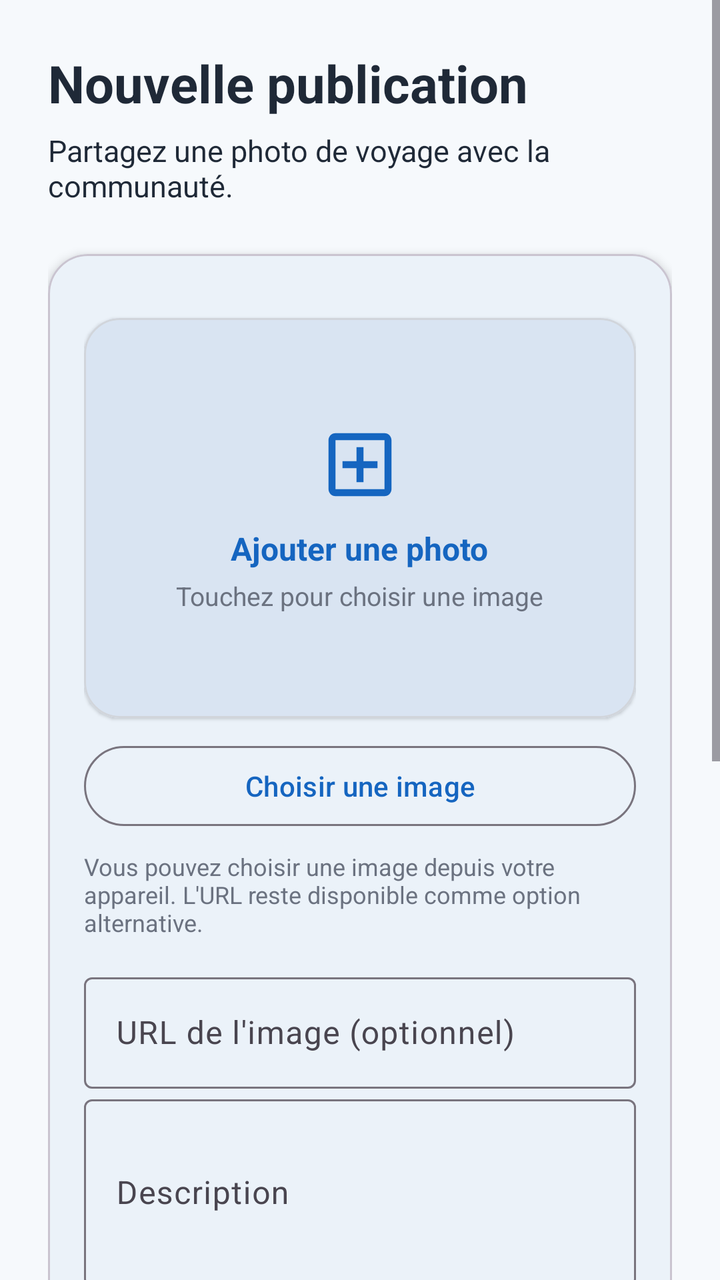
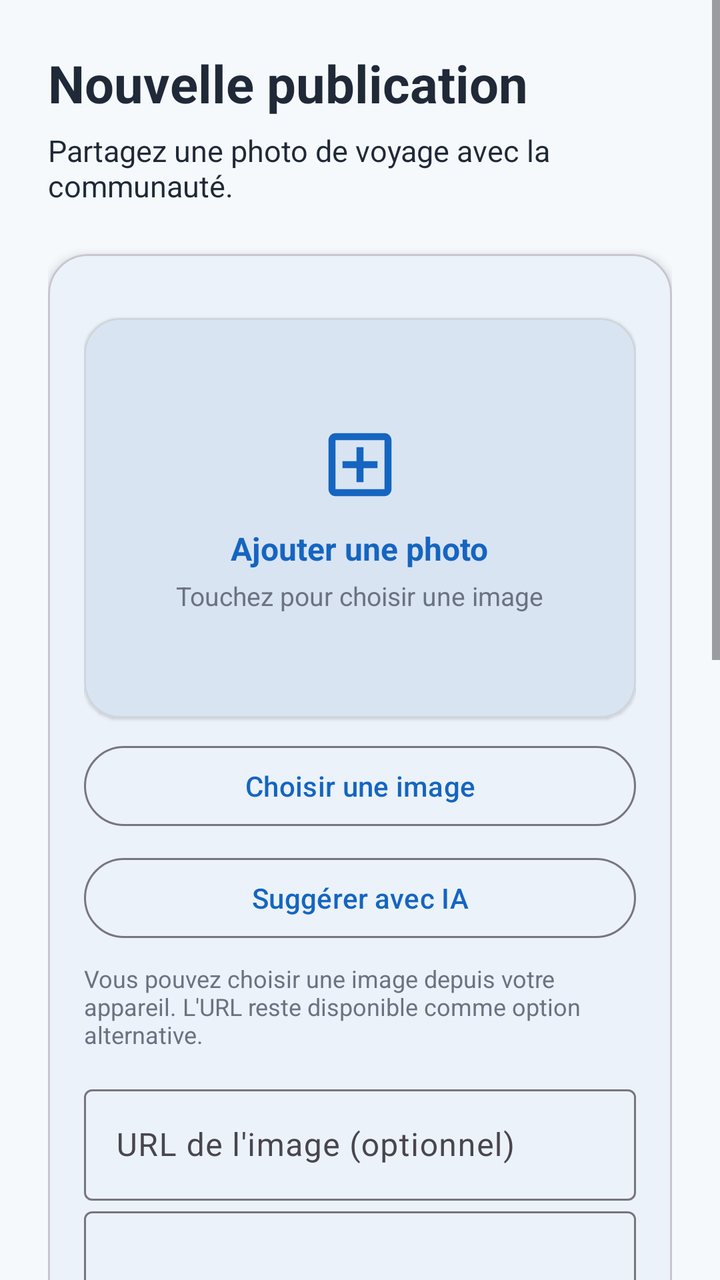

Two renders of the same Android screen: before a commit and after it. Below are the layout's source before the change and the commit's diff.
<!-- AndroidManifest.xml: application theme Theme.Traveling -->
<!-- res/layout/fragment_new_post.xml -->
<?xml version="1.0" encoding="utf-8"?>
<ScrollView xmlns:android="http://schemas.android.com/apk/res/android"
    xmlns:app="http://schemas.android.com/apk/res-auto"
    android:layout_width="match_parent"
    android:layout_height="match_parent"
    android:background="@color/travel_background"
    android:fillViewport="true">

    <LinearLayout
        android:layout_width="match_parent"
        android:layout_height="wrap_content"
        android:orientation="vertical"
        android:padding="24dp">

        <TextView
            android:layout_width="match_parent"
            android:layout_height="wrap_content"
            android:text="Nouvelle publication"
            android:textColor="@color/travel_on_surface"
            android:textSize="26sp"
            android:textStyle="bold" />

        <TextView
            android:layout_width="match_parent"
            android:layout_height="wrap_content"
            android:layout_marginTop="6dp"
            android:text="Partagez une photo de voyage avec la communauté."
            android:textColor="@color/travel_on_surface"
            android:textSize="15sp" />

        <com.google.android.material.card.MaterialCardView
            android:layout_width="match_parent"
            android:layout_height="wrap_content"
            android:layout_marginTop="24dp"
            app:cardBackgroundColor="@color/travel_surface"
            app:cardCornerRadius="20dp"
            app:cardElevation="3dp">

            <LinearLayout
                android:layout_width="match_parent"
                android:layout_height="wrap_content"
                android:orientation="vertical"
                android:padding="18dp">

                <com.google.android.material.card.MaterialCardView
                    android:id="@+id/cardImagePicker"
                    android:layout_width="match_parent"
                    android:layout_height="200dp"
                    android:layout_marginTop="14dp"
                    android:clickable="true"
                    android:focusable="true"
                    android:foreground="?attr/selectableItemBackground"
                    app:cardBackgroundColor="#F3F4F6"
                    app:cardCornerRadius="18dp"
                    app:cardElevation="1dp"
                    app:strokeColor="#D1D5DB"
                    app:strokeWidth="1dp">

                    <FrameLayout
                        android:layout_width="match_parent"
                        android:layout_height="match_parent">

                        <ImageView
                            android:id="@+id/imagePreview"
                            android:layout_width="match_parent"
                            android:layout_height="match_parent"
                            android:background="@drawable/bg_post_placeholder"
                            android:contentDescription="Image sélectionnée"
                            android:scaleType="centerCrop" />

                        <LinearLayout
                            android:id="@+id/layoutImagePlaceholder"
                            android:layout_width="match_parent"
                            android:layout_height="match_parent"
                            android:gravity="center"
                            android:orientation="vertical"
                            android:padding="20dp">

                            <ImageView
                                android:layout_width="42dp"
                                android:layout_height="42dp"
                                android:src="@drawable/ic_add_circle_outline"
                                app:tint="@color/travel_primary" />

                            <TextView
                                android:layout_width="wrap_content"
                                android:layout_height="wrap_content"
                                android:layout_marginTop="10dp"
                                android:text="Ajouter une photo"
                                android:textColor="@color/travel_primary"
                                android:textSize="16sp"
                                android:textStyle="bold" />

                            <TextView
                                android:layout_width="wrap_content"
                                android:layout_height="wrap_content"
                                android:layout_marginTop="4dp"
                                android:text="Touchez pour choisir une image"
                                android:textColor="#6B7280"
                                android:textSize="13sp" />

                        </LinearLayout>

                    </FrameLayout>

                </com.google.android.material.card.MaterialCardView>

                <com.google.android.material.button.MaterialButton
                    android:id="@+id/buttonChooseImage"
                    style="?attr/materialButtonOutlinedStyle"
                    android:layout_width="match_parent"
                    android:layout_height="wrap_content"
                    android:layout_marginTop="10dp"
                    android:text="Choisir une image" />

                <TextView
                    android:layout_width="match_parent"
                    android:layout_height="wrap_content"
                    android:layout_marginTop="8dp"
                    android:text="Vous pouvez choisir une image depuis votre appareil. L'URL reste disponible comme option alternative."
                    android:textColor="#6B7280"
                    android:textSize="12sp" />

                <com.google.android.material.textfield.TextInputLayout
                    android:layout_width="match_parent"
                    android:layout_height="wrap_content"
                    android:layout_marginTop="14dp"
                    android:hint="URL de l'image (optionnel)">

                    <com.google.android.material.textfield.TextInputEditText
                        android:id="@+id/editImageUrl"
                        android:layout_width="match_parent"
                        android:layout_height="wrap_content"
                        android:inputType="textUri" />
                </com.google.android.material.textfield.TextInputLayout>

                <com.google.android.material.textfield.TextInputLayout
                    android:layout_width="match_parent"
                    android:layout_height="wrap_content"
                    android:hint="Description">

                    <com.google.android.material.textfield.TextInputEditText
                        android:id="@+id/editCaption"
                        android:layout_width="match_parent"
                        android:layout_height="wrap_content"
                        android:inputType="textMultiLine"
                        android:minLines="3" />
                </com.google.android.material.textfield.TextInputLayout>

                <com.google.android.material.textfield.TextInputLayout
                    android:id="@+id/layoutLocation"
                    style="@style/Widget.Material3.TextInputLayout.OutlinedBox.ExposedDropdownMenu"
                    android:layout_width="match_parent"
                    android:layout_height="wrap_content"
                    android:layout_marginTop="14dp"
                    android:hint="Lieu">

                    <com.google.android.material.textfield.MaterialAutoCompleteTextView
                        android:id="@+id/dropdownLocation"
                        android:layout_width="match_parent"
                        android:layout_height="wrap_content"
                        android:inputType="textCapWords"
                        android:completionThreshold="3" />
                </com.google.android.material.textfield.TextInputLayout>

                <com.google.android.material.textfield.TextInputLayout
                    android:id="@+id/layoutPlaceType"
                    style="@style/Widget.Material3.TextInputLayout.OutlinedBox.ExposedDropdownMenu"
                    android:layout_width="match_parent"
                    android:layout_height="wrap_content"
                    android:layout_marginTop="14dp"
                    android:hint="Type de lieu">

                    <com.google.android.material.textfield.MaterialAutoCompleteTextView
                        android:id="@+id/dropdownPlaceType"
                        android:layout_width="match_parent"
                        android:layout_height="wrap_content"
                        android:inputType="none"
                        android:text="Nature" />
                </com.google.android.material.textfield.TextInputLayout>

                <com.google.android.material.switchmaterial.SwitchMaterial
                    android:id="@+id/switchPublic"
                    android:layout_width="match_parent"
                    android:layout_height="wrap_content"
                    android:layout_marginTop="18dp"
                    android:checked="true"
                    android:text="Publication publique" />

                <com.google.android.material.card.MaterialCardView
                    android:id="@+id/cardGroupSharing"
                    android:layout_width="match_parent"
                    android:layout_height="wrap_content"
                    android:layout_marginTop="16dp"
                    app:cardBackgroundColor="@color/travel_surface"
                    app:cardCornerRadius="18dp"
                    app:cardElevation="2dp">

                    <LinearLayout
                        android:layout_width="match_parent"
                        android:layout_height="wrap_content"
                        android:orientation="vertical"
                        android:padding="16dp">

                        <LinearLayout
                            android:layout_width="match_parent"
                            android:layout_height="wrap_content"
                            android:gravity="center_vertical"
                            android:orientation="horizontal">

                            <LinearLayout
                                android:layout_width="0dp"
                                android:layout_height="wrap_content"
                                android:layout_weight="1"
                                android:orientation="vertical">

                                <TextView
                                    android:layout_width="match_parent"
                                    android:layout_height="wrap_content"
                                    android:text="Partager dans un groupe"
                                    android:textColor="@color/travel_on_surface"
                                    android:textSize="16sp"
                                    android:textStyle="bold" />

                                <TextView
                                    android:layout_width="match_parent"
                                    android:layout_height="wrap_content"
                                    android:layout_marginTop="2dp"
                                    android:text="Publier cette photo dans une communauté."
                                    android:textColor="#6B7280"
                                    android:textSize="13sp" />

                            </LinearLayout>

                            <com.google.android.material.switchmaterial.SwitchMaterial
                                android:id="@+id/switchShareToGroup"
                                android:layout_width="wrap_content"
                                android:layout_height="wrap_content" />

                        </LinearLayout>

                        <com.google.android.material.textfield.TextInputLayout
                            android:id="@+id/layoutGroupDropdown"
                            style="@style/Widget.Material3.TextInputLayout.OutlinedBox.ExposedDropdownMenu"
                            android:layout_width="match_parent"
                            android:layout_height="wrap_content"
                            android:layout_marginTop="14dp"
                            android:hint="Choisir un groupe"
                            android:visibility="gone">

                            <com.google.android.material.textfield.MaterialAutoCompleteTextView
                                android:id="@+id/dropdownGroup"
                                android:layout_width="match_parent"
                                android:layout_height="wrap_content"
                                android:inputType="none" />

                        </com.google.android.material.textfield.TextInputLayout>

                    </LinearLayout>

                </com.google.android.material.card.MaterialCardView>

                <com.google.android.material.button.MaterialButton
                    android:id="@+id/buttonPublish"
                    android:layout_width="match_parent"
                    android:layout_height="wrap_content"
                    android:layout_marginTop="22dp"
                    android:text="Publier" />

            </LinearLayout>
        </com.google.android.material.card.MaterialCardView>

    </LinearLayout>
</ScrollView>
<!-- resources referenced by this layout -->
<resources>
  <color name="travel_background">#F6F9FC</color>
  <color name="travel_on_surface">#1F2937</color>
  <color name="travel_primary">#1565C0</color>
  <color name="travel_surface">#FFFFFF</color>
  <!-- drawable bg_post_placeholder (drawable) -->
  <?xml version="1.0" encoding="utf-8"?>
  <shape xmlns:android="http://schemas.android.com/apk/res/android">
      <corners android:radius="0dp" />
      <solid android:color="#D9E4F2" />
  </shape>
  <!-- drawable ic_add_circle_outline (drawable) -->
  <vector xmlns:android="http://schemas.android.com/apk/res/android"
      android:width="24dp"
      android:height="24dp"
      android:viewportWidth="24"
      android:viewportHeight="24">
      <path
          android:fillColor="@color/travel_on_surface"
          android:pathData="M19,3H5c-1.1,0 -2,0.9 -2,2v14c0,1.1 0.9,2 2,2h14c1.1,0 2,-0.9 2,-2V5c0,-1.1 -0.9,-2 -2,-2zM19,19H5V5h14v14zM13,7h-2v4H7v2h4v4h2v-4h4v-2h-4z" />
  </vector>
  <style name="Theme.Traveling" parent="Base.Theme.Traveling" />
  <style name="Base.Theme.Traveling" parent="Theme.Material3.DayNight.NoActionBar">
          <item name="colorPrimary">@color/travel_primary</item>
          <item name="colorOnPrimary">@color/travel_on_primary</item>
  
          <item name="colorSecondary">@color/travel_secondary</item>
          <item name="colorOnSecondary">@color/travel_on_secondary</item>
  
          <item name="colorTertiary">@color/travel_tertiary</item>
          <item name="colorOnTertiary">@color/travel_on_tertiary</item>
  
          <item name="android:colorBackground">@color/travel_background</item>
          <item name="colorSurface">@color/travel_surface</item>
          <item name="colorOnSurface">@color/travel_on_surface</item>
      </style>
  <color name="travel_on_primary">#FFFFFF</color>
  <color name="travel_secondary">#26A69A</color>
  <color name="travel_on_secondary">#FFFFFF</color>
  <color name="travel_tertiary">#FFB74D</color>
  <color name="travel_on_tertiary">#1F2937</color>
</resources>

<!-- the commit's change to res/layout/fragment_new_post.xml (unified diff, before → after) -->
@@ -113,6 +113,14 @@
                     android:layout_marginTop="10dp"
                     android:text="Choisir une image" />
 
+                <com.google.android.material.button.MaterialButton
+                    android:id="@+id/buttonSuggestWithAi"
+                    style="?attr/materialButtonOutlinedStyle"
+                    android:layout_width="match_parent"
+                    android:layout_height="wrap_content"
+                    android:layout_marginTop="8dp"
+                    android:text="Suggérer avec IA" />
+
                 <TextView
                     android:layout_width="match_parent"
                     android:layout_height="wrap_content"
@@ -178,6 +186,30 @@
                         android:inputType="none"
                         android:text="Nature" />
                 </com.google.android.material.textfield.TextInputLayout>
+
+                <com.google.android.material.textfield.TextInputLayout
+                    android:id="@+id/layoutTags"
+                    android:layout_width="match_parent"
+                    android:layout_height="wrap_content"
+                    android:layout_marginTop="14dp"
+                    android:hint="Tags">
+
+                    <com.google.android.material.textfield.TextInputEditText
+                        android:id="@+id/editTags"
+                        android:layout_width="match_parent"
+                        android:layout_height="wrap_content"
+                        android:inputType="text"
+                        android:singleLine="false"
+                        android:minLines="1" />
+                </com.google.android.material.textfield.TextInputLayout>
+
+                <TextView
+                    android:layout_width="match_parent"
+                    android:layout_height="wrap_content"
+                    android:layout_marginTop="4dp"
+                    android:text="Séparez les tags par des virgules, ex : nature, coucher de soleil, montagne"
+                    android:textColor="#6B7280"
+                    android:textSize="12sp" />
 
                 <com.google.android.material.switchmaterial.SwitchMaterial
                     android:id="@+id/switchPublic"
